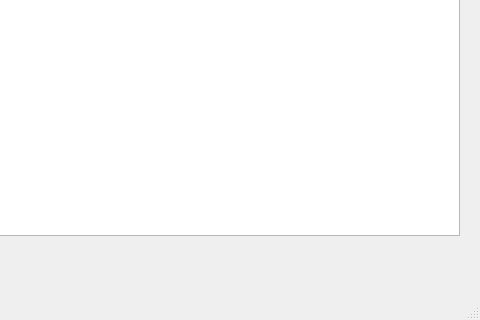
First picture: the form in oknoglowne.ui, repository dominikj/PKRY, before the edit; both pictures show x 635 to 1115 and y 386 to 706 of the 1115 by 706 pixel window.
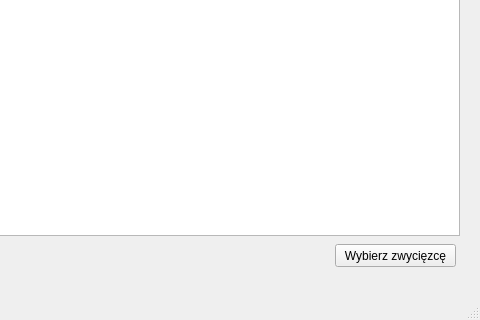
Second picture: the form after the edit.

What changed in the file:
```diff
--- a/oknoglowne.ui
+++ b/oknoglowne.ui
@@ -112,6 +112,19 @@
      </rect>
     </property>
    </widget>
+   <widget class="QPushButton" name="pushButton_3">
+    <property name="geometry">
+     <rect>
+      <x>970</x>
+      <y>630</y>
+      <width>121</width>
+      <height>23</height>
+     </rect>
+    </property>
+    <property name="text">
+     <string>Wybierz zwycięzcę</string>
+    </property>
+   </widget>
   </widget>
   <widget class="QMenuBar" name="menubar">
    <property name="geometry">
```
Left out of the diff: 5 changed lines with no effect on the pictures.
